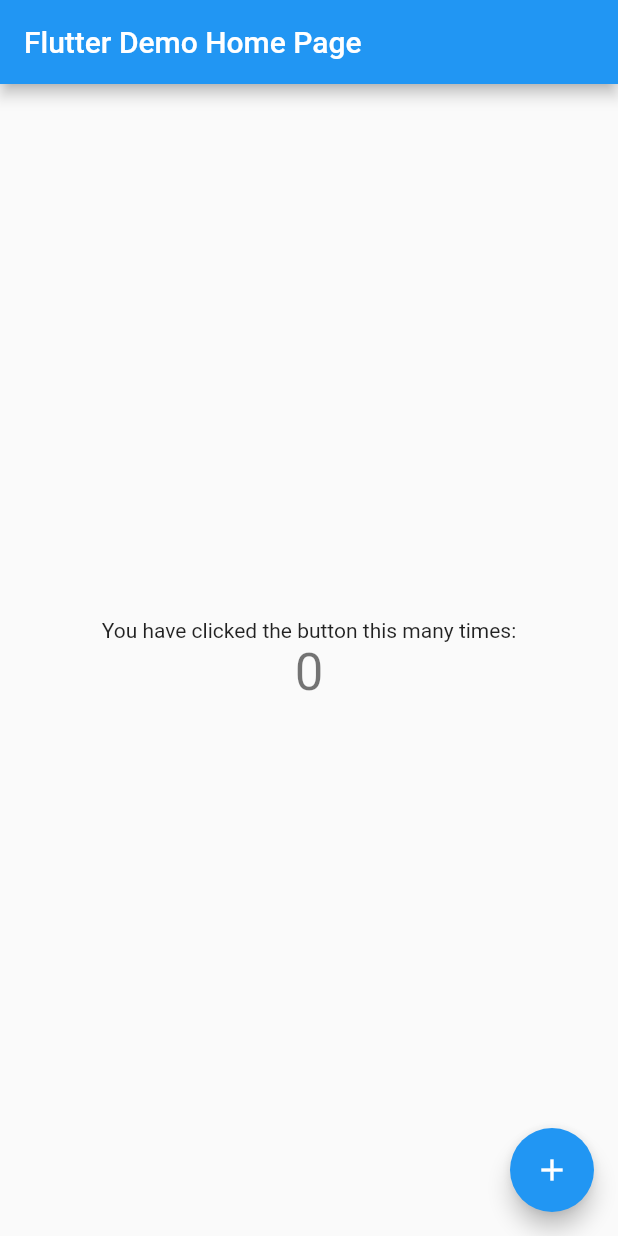
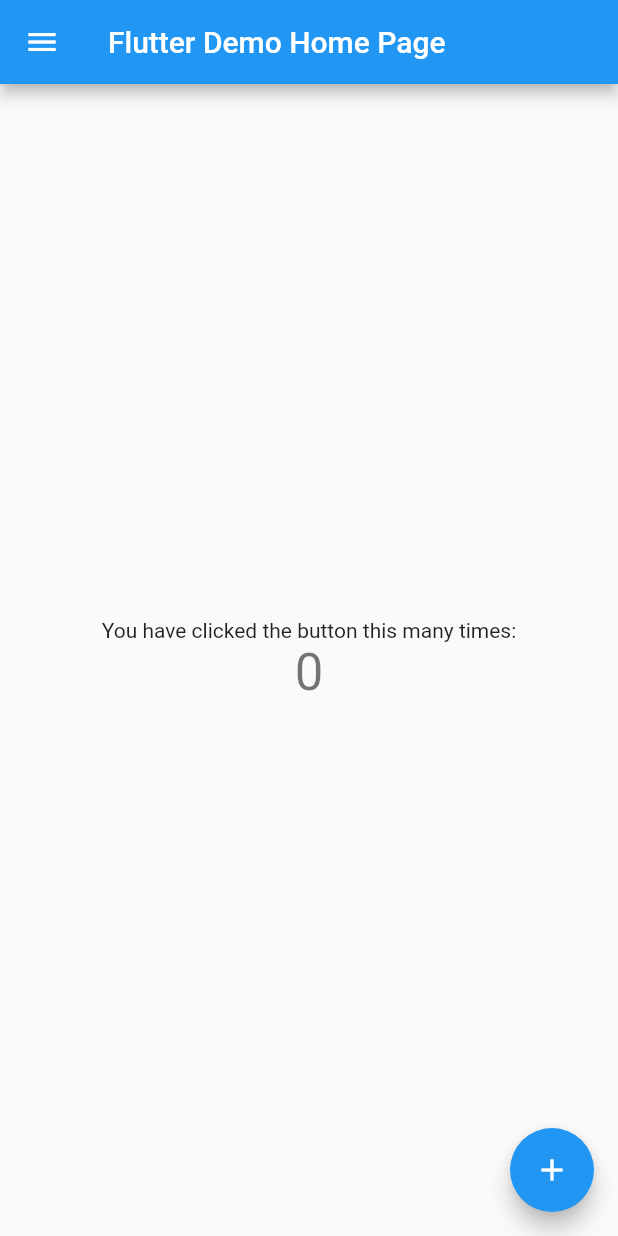
Before and after one commit to divanyh/pbp-flutter-tutorial, a Flutter app: the screen it shows after launch, on a phone screen of 412 x 824 dp. Run offline on Flutter 3.47's test engine with Material 2 defaults, Android fonts, the phone set to English and light mode, and no system bars.

Commit message:
Doing Lab07

```diff
--- a/lab06/lib/main.dart
+++ b/lab06/lib/main.dart
@@ -1,4 +1,5 @@
 import 'package:flutter/material.dart';
+import 'package:lab06/form.dart';
 
 void main() {
   runApp(const MyApp());
@@ -24,13 +25,13 @@ class MyApp extends StatelessWidget {
         // is not restarted.
         primarySwatch: Colors.blue,
       ),
-      home: const MyHomePage(title: 'Flutter Demo Home Page'),
+      home: const MyHomePage(),
     );
   }
 }
 
 class MyHomePage extends StatefulWidget {
-  const MyHomePage({super.key, required this.title});
+  const MyHomePage({super.key});
 
   // This widget is the home page of your application. It is stateful, meaning
   // that it has a State object (defined below) that contains fields that affect
@@ -41,7 +42,7 @@ class MyHomePage extends StatefulWidget {
   // used by the build method of the State. Fields in a Widget subclass are
   // always marked "final".
 
-  final String title;
+  final String title = 'Flutter Demo Home Page';
 
   @override
   State<MyHomePage> createState() => _MyHomePageState();
@@ -75,6 +76,33 @@ class _MyHomePageState extends State<MyHomePage> {
         // the App.build method, and use it to set our appbar title.
         title: Text(widget.title),
       ),
+      drawer: Drawer(
+      child: Column(
+        children: [
+          // Menambahkan clickable menu
+          ListTile(
+            title: const Text('Counter'),
+            onTap: () {
+              // Route menu ke halaman utama
+              Navigator.pushReplacement(
+                context,
+                MaterialPageRoute(builder: (context) => const MyHomePage()),
+              );
+            },
+          ),
+          ListTile(
+            title: const Text('Form'),
+            onTap: () {
+              // Route menu ke halaman form
+              Navigator.pushReplacement(
+                context,
+                MaterialPageRoute(builder: (context) => const MyFormPage()),
+              );
+            },
+          ),
+        ],
+      ),
+    ),
       body: Center(
         // Center is a layout widget. It takes a single child and positions it
         // in the middle of the parent.
```
